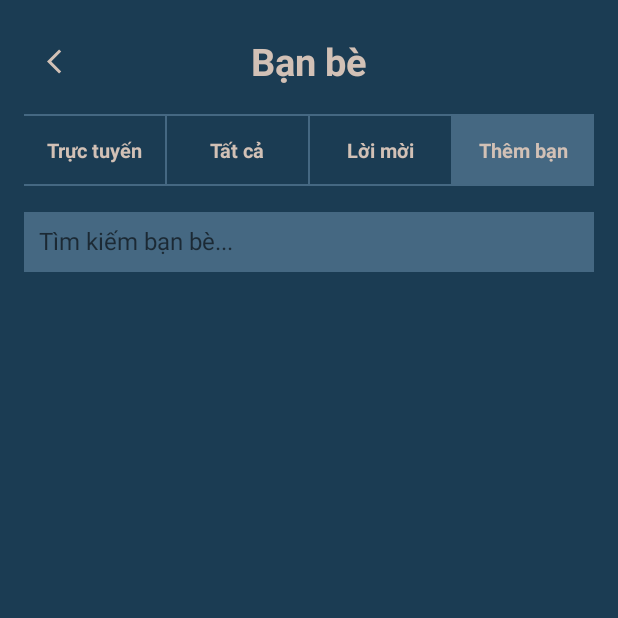
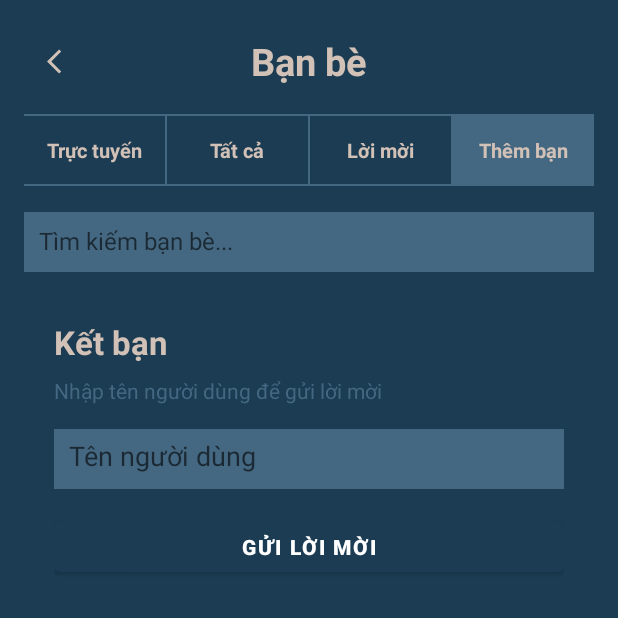
Before and after one commit to Manhx2/ProjectGroup18, an Android app: the FriendActivity screen opened directly, with no data from a screen before it, after a tap on "Thêm bạn", on a phone screen of 412 x 824 dp, the top half of it. Run offline under Robolectric (Android 15) with nearby library versions, the phone set to English and light mode, and no system bars; our stand-ins replace Firebase (no records; nobody signed in at launch, a user with empty details on screens opened directly); 3 other taps on this screen came first.

```diff
--- a/app/src/main/java/com/example/nearu/friend/FriendActivity.java
+++ b/app/src/main/java/com/example/nearu/friend/FriendActivity.java
@@ -1,83 +1,221 @@
 package com.example.nearu.friend;
 
 import android.os.Bundle;
-import android.widget.ImageView;
+import android.util.Log;
+import android.view.View;
+import android.widget.Button;
+import android.widget.EditText;
 import android.widget.TextView;
+import android.widget.Toast;
 
 import androidx.core.content.ContextCompat;
 import androidx.recyclerview.widget.LinearLayoutManager;
 import androidx.recyclerview.widget.RecyclerView;
-import android.view.View;
-
 
 import com.example.nearu.BaseActivity;
 import com.example.nearu.R;
-import com.example.nearu.ThemeManager;
+import com.example.nearu.noti.NotificationHelper;
+import com.google.firebase.auth.FirebaseAuth;
+import com.google.firebase.firestore.DocumentSnapshot;
+import com.google.firebase.firestore.FirebaseFirestore;
 
 import java.util.ArrayList;
+import java.util.List;
 
 public class FriendActivity extends BaseActivity {
 
-    RecyclerView recyclerView;
-    ArrayList<Friend> friendList;
-    FriendAdapter adapter;
+    private RecyclerView recyclerView;
+    private TextView tabOnline, tabAll, tabRequests, tabAdd;
+    private View includeAddFriend;
 
-    TextView tabOnline, tabAll, tabAdd;
+    // Khai báo Adapters và Lists
+    private ArrayList<Friend> friendList;
+    private FriendAdapter friendAdapter;
 
+    private ArrayList<FriendRequest> requestList;
+    private FriendRequestAdapter requestAdapter;
 
     @Override
     protected void onCreate(Bundle savedInstanceState) {
         super.onCreate(savedInstanceState);
         setContentView(R.layout.activity_friendlist);
 
-        // Back
-        ImageView btnBack = findViewById(R.id.btnBack);
-        btnBack.setOnClickListener(v -> finish());
-
-        // Tabs
+        // 1. Khởi tạo danh sách và Adapter TRƯỚC KHI setup Tab
+        initData();
+        // 2. Ánh xạ View
+        initViews();
+        // 3. Cài đặt sự kiện Tab
         setupTabs();
 
-        // RecyclerView
+        // Mặc định hiện danh sách Online
+        filterFriends(true);
+    }
+
+    private void initData() {
+        // Cực kỳ quan trọng: Phải khởi tạo List và Adapter ở đây để tránh crash
+        friendList = new ArrayList<>();
+        friendAdapter = new FriendAdapter(friendList);
+
+        requestList = new ArrayList<>();
+        requestAdapter = new FriendRequestAdapter(requestList);
+    }
+
+    private void initViews() {
         recyclerView = findViewById(R.id.rvFriends);
-        friendList = new ArrayList<>();
-        friendList.add(new Friend("Name", R.drawable.ic_launcher_foreground, true));
+        tabOnline = findViewById(R.id.tabOnline);
+        tabAll = findViewById(R.id.tabAll);
+        tabRequests = findViewById(R.id.tabRequests);
+        tabAdd = findViewById(R.id.tabAdd);
+        includeAddFriend = findViewById(R.id.includeAddFriend);
 
-        adapter = new FriendAdapter(friendList);
+        findViewById(R.id.btnBack).setOnClickListener(v -> finish());
+
+        // Thiết lập RecyclerView ban đầu
         recyclerView.setLayoutManager(new LinearLayoutManager(this));
-        recyclerView.setAdapter(adapter);
+        recyclerView.setAdapter(friendAdapter);
+
+        // Xử lý layout Thêm bạn
+        if (includeAddFriend != null) {
+            EditText edtName = includeAddFriend.findViewById(R.id.edtFriendName);
+            Button btnSend = includeAddFriend.findViewById(R.id.btnAddFriend);
+            btnSend.setOnClickListener(v -> {
+                String name = edtName.getText().toString().trim();
+                if (!name.isEmpty()) sendFriendRequest(name);
+            });
+        }
     }
 
     private void setupTabs() {
-        tabOnline = findViewById(R.id.tabOnline);
-        tabAll = findViewById(R.id.tabAll);
-        tabAdd = findViewById(R.id.tabAdd);
+        View.OnClickListener tabListener = v -> {
+            updateTabUI((TextView) v);
+            int id = v.getId();
 
-        View.OnClickListener listener = v -> {
-            int currentTheme = ThemeManager.getSavedTheme(this);
-            // Mặc định
-            int colorPrimary = ContextCompat.getColor(this, R.color.theme1_primary);
-            int colorSecondary = ContextCompat.getColor(this, R.color.theme1_secondary);
-            // Đổi theme
-            if (currentTheme == ThemeManager.THEME_1) {
-                colorPrimary = ContextCompat.getColor(this, R.color.theme1_primary);
-                colorSecondary = ContextCompat.getColor(this, R.color.theme1_secondary);
-            } else if (currentTheme == ThemeManager.THEME_2) {
-                colorPrimary = ContextCompat.getColor(this, R.color.theme2_primary);
-                colorSecondary = ContextCompat.getColor(this, R.color.theme2_secondary);
-            } else if (currentTheme == ThemeManager.THEME_3) {
-                colorPrimary = ContextCompat.getColor(this, R.color.theme3_primary);
-                colorSecondary = ContextCompat.getColor(this, R.color.theme3_secondary);
+            // Mặc định hiện RecyclerView, ẩn Layout Add
+            recyclerView.setVisibility(View.VISIBLE);
+            includeAddFriend.setVisibility(View.GONE);
+
+            if (id == R.id.tabOnline) {
+                recyclerView.setAdapter(friendAdapter);
+                filterFriends(true);
+            } else if (id == R.id.tabAll) {
+                recyclerView.setAdapter(friendAdapter);
+                filterFriends(false);
+            } else if (id == R.id.tabRequests) {
+                // Chuyển sang Adapter của Lời mời
+                recyclerView.setAdapter(requestAdapter);
+                loadFriendRequests();
+            } else if (id == R.id.tabAdd) {
+                recyclerView.setVisibility(View.GONE);
+                includeAddFriend.setVisibility(View.VISIBLE);
             }
-
-            tabOnline.setBackgroundColor(colorPrimary);
-            tabAll.setBackgroundColor(colorPrimary);
-            tabAdd.setBackgroundColor(colorPrimary);
-
-            v.setBackgroundColor(colorSecondary);
         };
 
-        tabOnline.setOnClickListener(listener);
-        tabAll.setOnClickListener(listener);
-        tabAdd.setOnClickListener(listener);
+        tabOnline.setOnClickListener(tabListener);
+        tabAll.setOnClickListener(tabListener);
+        tabRequests.setOnClickListener(tabListener);
+        tabAdd.setOnClickListener(tabListener);
+    }
+
+    private void updateTabUI(TextView selectedTab) {
+        // Sử dụng ContextCompat để lấy màu từ R.color (Thay tên màu đúng của bạn)
+        int active = ContextCompat.getColor(this, R.color.colorSecondary);
+        int inactive = ContextCompat.getColor(this, R.color.colorPrimary);
+
+        tabOnline.setBackgroundColor(inactive);
+        tabAll.setBackgroundColor(inactive);
+        tabRequests.setBackgroundColor(inactive);
+        tabAdd.setBackgroundColor(inactive);
+
+        selectedTab.setBackgroundColor(active);
+    }
+
+    private void loadFriendRequests() {
+        String myId = FirebaseAuth.getInstance().getUid();
+        if (myId == null) return;
+
+        FirebaseFirestore.getInstance().collection("friend_requests")
+                .whereEqualTo("toId", myId)
+                .whereEqualTo("status", "pending")
+                .addSnapshotListener((value, error) -> {
+                    if (error != null) {
+                        Log.e("FirestoreError", error.getMessage());
+                        return;
+                    }
+                    if (value != null) {
+                        requestList.clear();
+                        for (DocumentSnapshot doc : value.getDocuments()) {
+                            FriendRequest req = doc.toObject(FriendRequest.class);
+                            if (req != null) requestList.add(req);
+                        }
+                        requestAdapter.notifyDataSetChanged();
+                    }
+                });
+    }
+
+    // Các hàm loadFriendsData, fetchFriendDetails, sendFriendRequest giữ nguyên như bản trước
+    // ... (Hãy đảm bảo bạn copy đầy đủ các hàm này từ code cũ)
+
+    private void loadFriendsData(boolean onlyOnline) {
+        String myId = FirebaseAuth.getInstance().getUid();
+        if (myId == null) return;
+        FirebaseFirestore.getInstance().collection("users").document(myId)
+                .addSnapshotListener((value, error) -> {
+                    if (value != null && value.exists()) {
+                        List<String> uids = (List<String>) value.get("friends");
+                        if (uids != null) fetchFriendDetails(uids, onlyOnline);
+                    }
+                });
+    }
+
+    private void fetchFriendDetails(List<String> uids, boolean onlyOnline) {
+        FirebaseFirestore db = FirebaseFirestore.getInstance();
+        ArrayList<Friend> tempList = new ArrayList<>();
+        if (uids.isEmpty()) {
+            friendList.clear();
+            friendAdapter.notifyDataSetChanged();
+            return;
+        }
+
+        final int[] count = {0};
+        for (String uid : uids) {
+            db.collection("users").document(uid).get().addOnSuccessListener(doc -> {
+                if (doc.exists()) {
+                    boolean isOnline = "online".equals(doc.getString("status"));
+                    if (!onlyOnline || isOnline) {
+                        Friend f = new Friend(doc.getId(), doc.getString("name"), R.drawable.ic_launcher_foreground, isOnline);
+                        f.setAvatarUrl(doc.getString("imageBase64"));
+                        tempList.add(f);
+                    }
+                }
+                count[0]++;
+                if (count[0] == uids.size()) {
+                    friendList.clear();
+                    friendList.addAll(tempList);
+                    friendAdapter.notifyDataSetChanged();
+                }
+            });
+        }
+    }
+
+    private void filterFriends(boolean onlyOnline) { loadFriendsData(onlyOnline); }
+
+    private void sendFriendRequest(String targetName) {
+        FirebaseFirestore db = FirebaseFirestore.getInstance();
+        String myId = FirebaseAuth.getInstance().getUid();
+        db.collection("users").whereEqualTo("name", targetName).get().addOnSuccessListener(query -> {
+            if (!query.isEmpty()) {
+                DocumentSnapshot targetDoc = query.getDocuments().get(0);
+                String targetId = targetDoc.getId();
+                if (targetId.equals(myId)) return;
+
+                db.collection("users").document(myId).get().addOnSuccessListener(myDoc -> {
+                    String myName = myDoc.getString("name");
+                    FriendRequest req = new FriendRequest(myId, myName, targetId, targetName, "pending");
+                    db.collection("friend_requests").add(req);
+                    NotificationHelper.sendFriendRequestNoti(targetId, myId, myName);
+                    Toast.makeText(this, "Đã gửi lời mời", Toast.LENGTH_SHORT).show();
+                });
+            } else Toast.makeText(this, "Không tìm thấy người dùng", Toast.LENGTH_SHORT).show();
+        });
     }
 }
```
